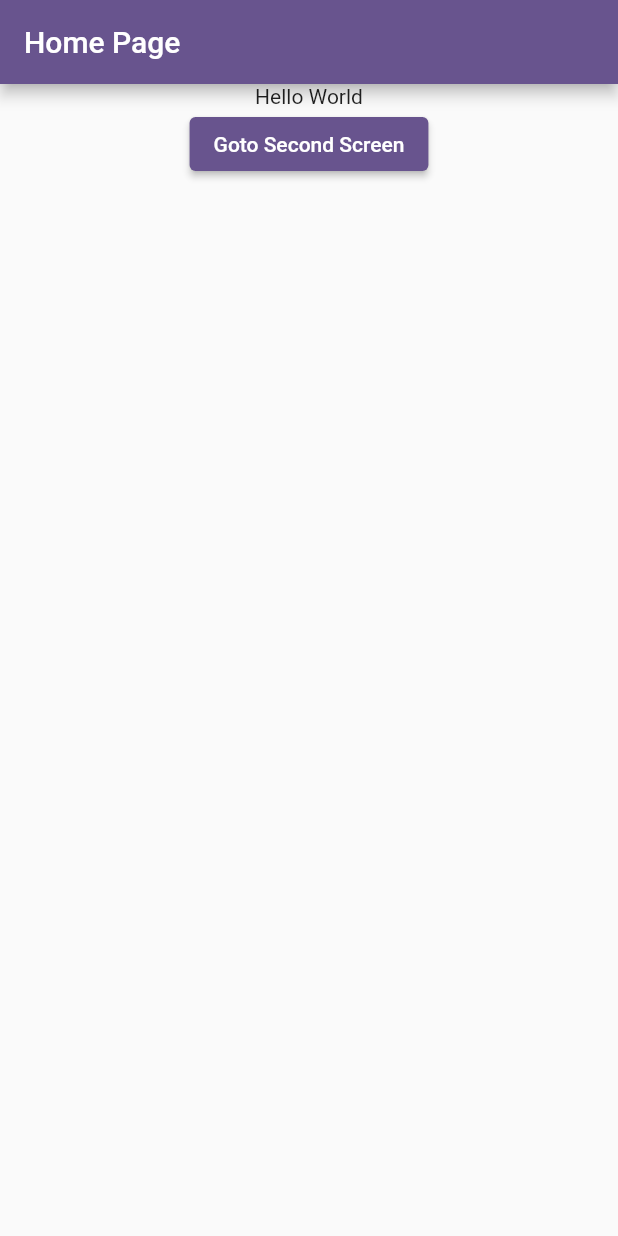
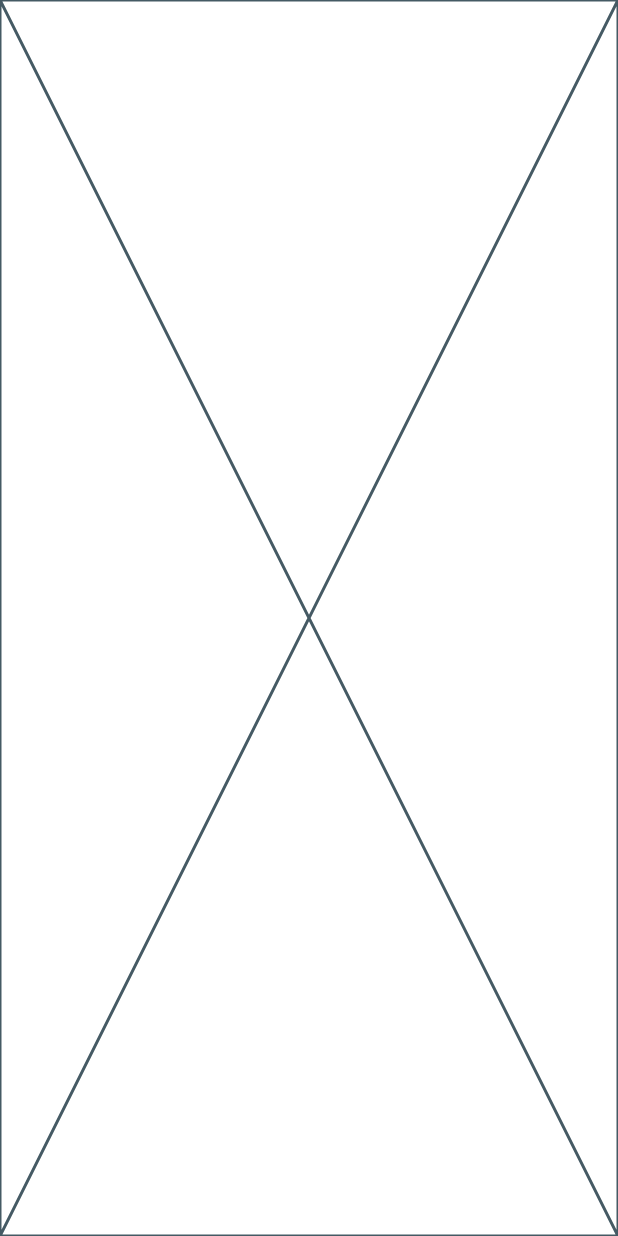
Before and after one commit to Yusuf-Orhan/CounterAppFlutter, a Flutter app: the screen it shows after launch, after a tap on "Goto Second Screen", on a phone screen of 412 x 824 dp. Run offline on Flutter 3.47's test engine with Material 2 defaults, Android fonts, the phone set to English and light mode, and no system bars.

Commit message:
added second screen

```diff
--- /dev/null
+++ b/lib/features/SecondScreen.dart
@@ -0,0 +1,10 @@
+import 'package:flutter/material.dart';
+
+class SecondScreen extends StatelessWidget {
+  const SecondScreen({super.key});
+
+  @override
+  Widget build(BuildContext context) {
+    return const Placeholder();
+  }
+}
--- a/lib/main.dart
+++ b/lib/main.dart
@@ -1,4 +1,5 @@
 import 'package:flutter/material.dart';
+import 'package:state_management/features/SecondScreen.dart';
 
 void main() {
   runApp(const MyApp());
@@ -31,11 +32,12 @@ class HomeScreen extends StatelessWidget {
       appBar: AppBar(title: const Text("Home Page")),
       body: Center(
         child: Column(
+          mainAxisAlignment: MainAxisAlignment.center,
           children: [
-            const Text("Hello World"),
+            const Text("0"),
             ElevatedButton(
                 onPressed: () {
-
+                  Navigator.push(context, MaterialPageRoute(builder: (context) => const SecondScreen()));
                 },
                 child: const Text("Goto Second Screen"))
           ],
```
